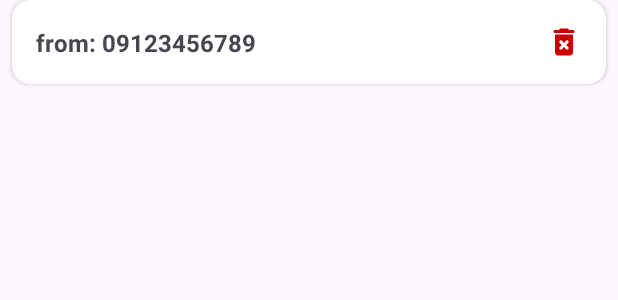
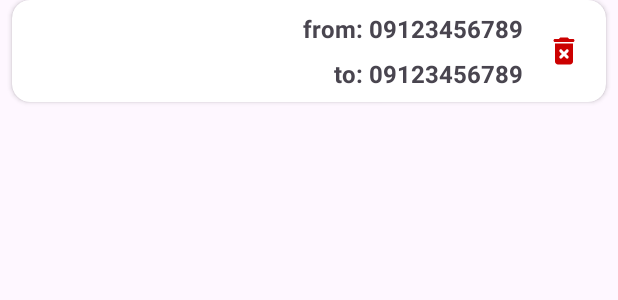
Before and after one commit to AmirBahadorAmiri/com.example.smsforwarder, an Android app: the layout item_numbers.xml on its own in the app's theme, with its tools: preview values and no code run, on a phone screen of 412 x 824 dp. Shown: the top 300 px of the screen. Run offline under Robolectric (Android 15) with nearby library versions, the phone set to English and light mode, and no system bars.

Commit message:
commit at 2025/11/25

```diff
--- a/app/src/main/java/com/example/smsforwarder/adapter/NumberAdapter.java
+++ b/app/src/main/java/com/example/smsforwarder/adapter/NumberAdapter.java
@@ -94,7 +94,8 @@ public class NumberAdapter extends RecyclerView.Adapter<NumberAdapter.MainHolder
 
     @Override
     public void onBindViewHolder(@NonNull MainHolder holder, int position) {
-        holder.fromNumber.setText(numberModelArrayList.get(position).getForwardFrom());
+        holder.fromNumber.setText("ارسال از: " + numberModelArrayList.get(position).getForwardFrom());
+        holder.toNumber.setText("ارسال به: " + numberModelArrayList.get(position).getForwardTo());
         holder.number_delete.setOnClickListener(v -> RoomDB.getInstance(holder.itemView.getContext())
                 .numberDao()
                 .delete(numberModelArrayList.get(position))
@@ -130,12 +131,13 @@ public class NumberAdapter extends RecyclerView.Adapter<NumberAdapter.MainHolder
 
     public class MainHolder extends RecyclerView.ViewHolder {
 
-        AppCompatTextView fromNumber;
+        AppCompatTextView fromNumber,toNumber;
         AppCompatImageView number_delete;
 
         public MainHolder(@NonNull View itemView) {
             super(itemView);
             fromNumber = itemView.findViewById(R.id.fromNumber);
+            toNumber = itemView.findViewById(R.id.toNumber);
             number_delete = itemView.findViewById(R.id.number_delete);
         }
     }
--- /dev/null
+++ b/app/src/main/res/drawable/ic_sms.xml
@@ -0,0 +1,5 @@
+<vector xmlns:android="http://schemas.android.com/apk/res/android" android:height="24dp" android:tint="#000000" android:viewportHeight="24" android:viewportWidth="24" android:width="24dp">
+
+    <path android:fillColor="@android:color/white" android:pathData="M20,2L4,2c-1.1,0 -1.99,0.9 -1.99,2L2,22l4,-4h14c1.1,0 2,-0.9 2,-2L22,4c0,-1.1 -0.9,-2 -2,-2zM9,11L7,11L7,9h2v2zM13,11h-2L11,9h2v2zM17,11h-2L15,9h2v2z"/>
+
+</vector>
--- a/app/src/main/res/layout/item_numbers.xml
+++ b/app/src/main/res/layout/item_numbers.xml
@@ -1,45 +1,64 @@
 <?xml version="1.0" encoding="utf-8"?>
-<com.google.android.material.card.MaterialCardView
-    xmlns:android="http://schemas.android.com/apk/res/android"
+<com.google.android.material.card.MaterialCardView xmlns:android="http://schemas.android.com/apk/res/android"
     xmlns:app="http://schemas.android.com/apk/res-auto"
     xmlns:tools="http://schemas.android.com/tools"
+    android:layout_width="match_parent"
+    android:layout_height="wrap_content"
+    android:layout_marginLeft="8dp"
     android:layout_marginRight="8dp"
-    android:layout_marginLeft="8dp"
     android:layout_marginBottom="8dp"
-    app:cardElevation="2dp"
-    app:strokeWidth="0dp"
     android:clickable="true"
     app:cardBackgroundColor="@color/white"
-    android:layout_width="match_parent"
-    android:layout_height="56dp">
+    app:cardElevation="2dp"
+    app:strokeWidth="0dp">
 
     <androidx.constraintlayout.widget.ConstraintLayout
         android:layout_width="match_parent"
-        android:layout_height="match_parent" >
+        android:layout_height="match_parent">
 
         <androidx.appcompat.widget.AppCompatTextView
             android:id="@+id/fromNumber"
-            android:layout_width="wrap_content"
+            android:layout_width="0dp"
+            android:layout_height="wrap_content"
+            android:layout_marginLeft="16dp"
+            android:layout_marginTop="8dp"
+            android:layout_marginRight="16dp"
+            android:gravity="center_vertical|right"
             android:textSize="16sp"
             android:textStyle="bold"
+            app:layout_constraintBottom_toTopOf="@+id/toNumber"
+            app:layout_constraintLeft_toLeftOf="parent"
+            app:layout_constraintRight_toLeftOf="@id/number_delete"
+            app:layout_constraintTop_toTopOf="parent"
+            tools:text="from: 09123456789" />
+
+        <androidx.appcompat.widget.AppCompatTextView
+            android:id="@+id/toNumber"
+            android:layout_width="0dp"
             android:layout_height="wrap_content"
+            android:layout_marginLeft="16dp"
+            android:layout_marginTop="8dp"
+            android:layout_marginRight="16dp"
+            android:layout_marginBottom="8dp"
+            android:gravity="center_vertical|right"
+            android:textSize="16sp"
+            android:textStyle="bold"
+            app:layout_constraintBottom_toBottomOf="parent"
             app:layout_constraintLeft_toLeftOf="parent"
-            app:layout_constraintTop_toTopOf="parent"
-            app:layout_constraintBottom_toBottomOf="parent"
-            android:gravity="center_vertical"
-            android:layout_marginLeft="16dp"
-            tools:text="from: 09123456789" />
+            app:layout_constraintRight_toLeftOf="@id/number_delete"
+            app:layout_constraintTop_toBottomOf="@id/fromNumber"
+            tools:text="to: 09123456789" />
 
         <androidx.appcompat.widget.AppCompatImageView
             android:id="@+id/number_delete"
-            app:layout_constraintTop_toTopOf="parent"
+            android:layout_width="24dp"
+            android:layout_height="24dp"
+            android:layout_marginRight="16dp"
             app:layout_constraintBottom_toBottomOf="parent"
             app:layout_constraintRight_toRightOf="parent"
-            android:layout_marginRight="16dp"
-            app:tint="@android:color/holo_red_dark"
+            app:layout_constraintTop_toTopOf="parent"
             app:srcCompat="@drawable/round_delete_forever_24"
-            android:layout_width="24dp"
-            android:layout_height="24dp" />
+            app:tint="@android:color/holo_red_dark" />
 
     </androidx.constraintlayout.widget.ConstraintLayout>
 
```
Also changed, not shown: app/src/main/AndroidManifest.xml (+41 -9 lines), app/src/main/java/com/example/smsforwarder/activity/MainActivity.java (+102 -9 lines), app/src/main/java/com/example/smsforwarder/broadcast/SmsReceiver.java (deleted, +0 -196 lines), app/src/main/java/com/example/smsforwarder/smsreceiver/BootReceiver.java (added, +22 -0 lines), app/src/main/java/com/example/smsforwarder/smsreceiver/SmsForegroundService.java (added, +288 -0 lines), 3 other files.
